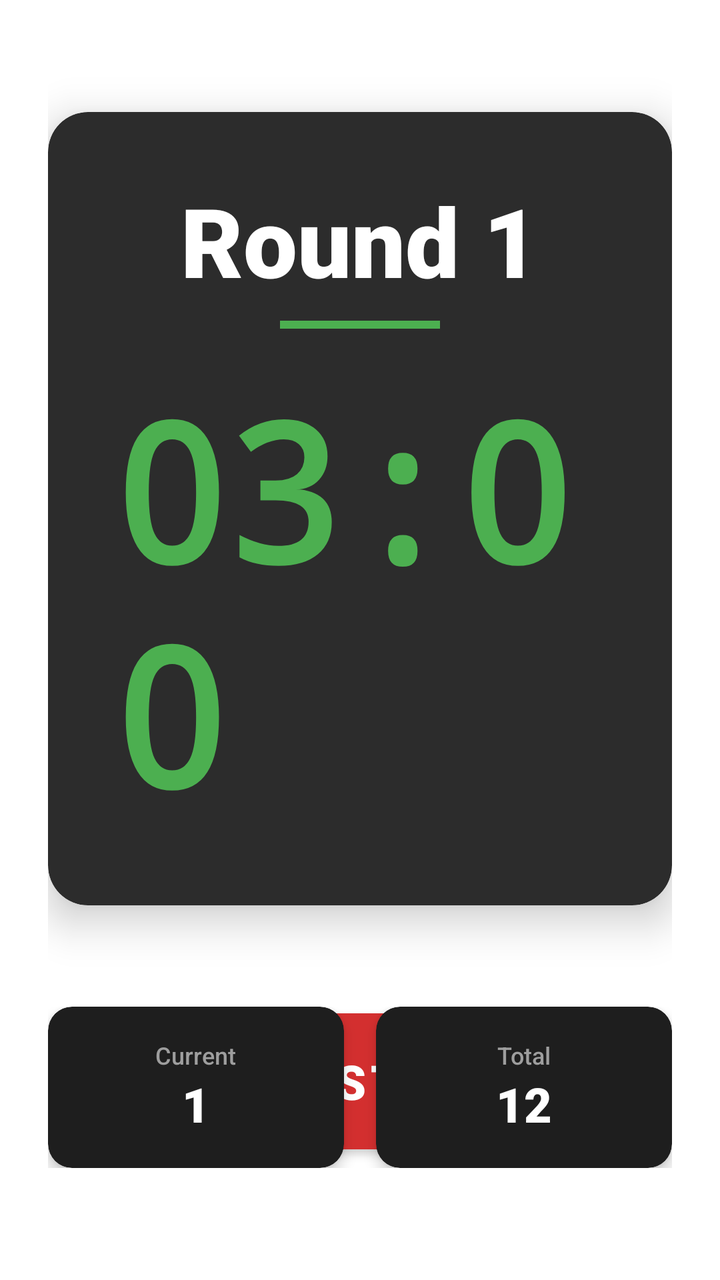
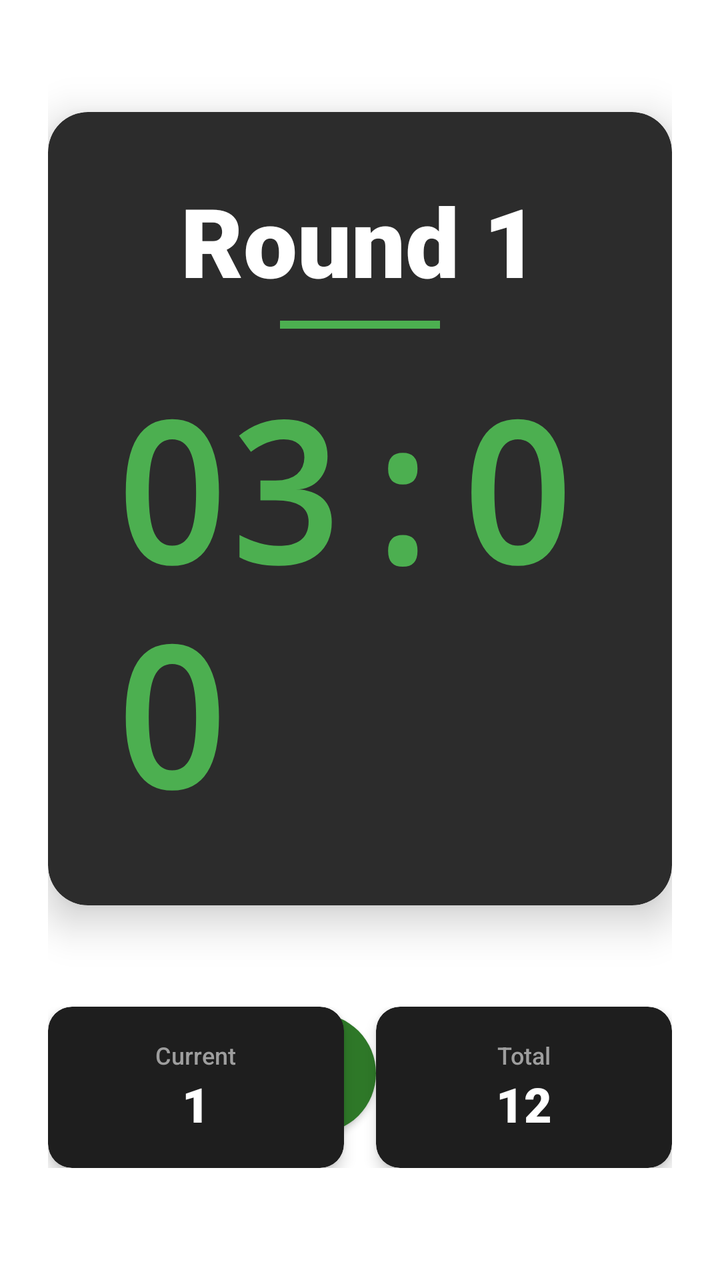

Before-and-after screenshots of an Android layout around one commit, followed by the original layout XML and the change that was made.
<!-- AndroidManifest.xml: application theme Theme.SparTime -->
<!-- res/layout/fragment_second.xml -->
<?xml version="1.0" encoding="utf-8"?>
<androidx.constraintlayout.widget.ConstraintLayout xmlns:android="http://schemas.android.com/apk/res/android"
    xmlns:app="http://schemas.android.com/apk/res-auto"
    android:id="@+id/fragment_second"
    android:layout_width="match_parent"
    android:layout_height="match_parent"
    android:padding="24dp">

    <com.google.android.material.card.MaterialCardView
        android:id="@+id/round_info_card"
        android:layout_width="match_parent"
        android:layout_height="wrap_content"
        android:layout_marginTop="32dp"
        app:cardBackgroundColor="@color/surface"
        app:cardCornerRadius="20dp"
        app:cardElevation="12dp"
        app:layout_constraintEnd_toEndOf="parent"
        app:layout_constraintStart_toStartOf="parent"
        app:layout_constraintTop_toTopOf="parent">

        <LinearLayout
            android:layout_width="match_parent"
            android:layout_height="wrap_content"
            android:gravity="center"
            android:orientation="vertical"
            android:padding="32dp">

            <TextView
                android:id="@+id/roundNum"
                android:layout_width="wrap_content"
                android:layout_height="wrap_content"
                android:fontFamily="sans-serif-black"
                android:text="Round 1"
                android:textColor="@color/white"
                android:textSize="48sp" />

            <View
                android:layout_width="80dp"
                android:layout_height="4dp"
                android:layout_marginTop="8dp"
                android:layout_marginBottom="16dp"
                android:background="@color/timer_active" />

            <TextView
                android:id="@+id/timeCounter"
                android:layout_width="wrap_content"
                android:layout_height="wrap_content"
                android:fontFamily="monospace"
                android:text="03:00"
                android:textColor="@color/timer_active"
                android:textSize="96sp"
                android:textStyle="bold" />

        </LinearLayout>
    </com.google.android.material.card.MaterialCardView>

    <LinearLayout
        android:layout_width="match_parent"
        android:layout_height="wrap_content"
        android:layout_marginTop="48dp"
        android:gravity="center"
        android:orientation="vertical"
        app:layout_constraintEnd_toEndOf="parent"
        app:layout_constraintStart_toStartOf="parent"
        app:layout_constraintTop_toBottomOf="@id/round_info_card">

        <com.google.android.material.button.MaterialButton
            android:id="@+id/roundFragmentBtn"
            android:layout_width="200dp"
            android:layout_height="80dp"
            android:fontFamily="sans-serif-black"
            android:text="STOP"
            android:textSize="24sp"
            app:backgroundTint="@color/accent_red"
            app:cornerRadius="40dp"
            app:icon="@android:drawable/ic_media_pause"
            app:iconGravity="textStart"
            app:iconPadding="12dp"
            app:iconSize="32dp" />

        <TextView
            android:layout_width="wrap_content"
            android:layout_height="wrap_content"
            android:layout_marginTop="24dp"
            android:alpha="0.8"
            android:fontFamily="sans-serif-medium"
            android:text="Tap to pause training"
            android:textColor="@color/white"
            android:textSize="16sp" />

    </LinearLayout>

    <LinearLayout
        android:layout_width="match_parent"
        android:layout_height="wrap_content"
        android:layout_marginBottom="32dp"
        android:gravity="center"
        android:orientation="horizontal"
        app:layout_constraintBottom_toBottomOf="parent"
        app:layout_constraintEnd_toEndOf="parent"
        app:layout_constraintStart_toStartOf="parent">

        <com.google.android.material.card.MaterialCardView
            android:layout_width="0dp"
            android:layout_height="wrap_content"
            android:layout_marginEnd="8dp"
            android:layout_weight="1"
            app:cardBackgroundColor="@color/background_secondary"
            app:cardCornerRadius="12dp"
            app:cardElevation="4dp">

            <LinearLayout
                android:layout_width="match_parent"
                android:layout_height="wrap_content"
                android:gravity="center"
                android:orientation="vertical"
                android:padding="16dp">

                <TextView
                    android:layout_width="wrap_content"
                    android:layout_height="wrap_content"
                    android:fontFamily="sans-serif-medium"
                    android:text="Current"
                    android:textColor="@color/gray_medium"
                    android:textSize="12sp" />

                <TextView
                    android:id="@+id/current_round_indicator"
                    android:layout_width="wrap_content"
                    android:layout_height="wrap_content"
                    android:fontFamily="sans-serif-black"
                    android:text="1"
                    android:textColor="@color/white"
                    android:textSize="24sp" />

            </LinearLayout>
        </com.google.android.material.card.MaterialCardView>

        <com.google.android.material.card.MaterialCardView
            android:layout_width="0dp"
            android:layout_height="wrap_content"
            android:layout_marginStart="8dp"
            android:layout_weight="1"
            app:cardBackgroundColor="@color/background_secondary"
            app:cardCornerRadius="12dp"
            app:cardElevation="4dp">

            <LinearLayout
                android:layout_width="match_parent"
                android:layout_height="wrap_content"
                android:gravity="center"
                android:orientation="vertical"
                android:padding="16dp">

                <TextView
                    android:layout_width="wrap_content"
                    android:layout_height="wrap_content"
                    android:fontFamily="sans-serif-medium"
                    android:text="Total"
                    android:textColor="@color/gray_medium"
                    android:textSize="12sp" />

                <TextView
                    android:id="@+id/total_rounds_indicator"
                    android:layout_width="wrap_content"
                    android:layout_height="wrap_content"
                    android:fontFamily="sans-serif-black"
                    android:text="12"
                    android:textColor="@color/white"
                    android:textSize="24sp" />

            </LinearLayout>
        </com.google.android.material.card.MaterialCardView>

    </LinearLayout>

</androidx.constraintlayout.widget.ConstraintLayout>
<!-- resources referenced by this layout -->
<resources>
  <color name="accent_red">#D32F2F</color>
  <color name="background_secondary">#1E1E1E</color>
  <color name="gray_medium">#9E9E9E</color>
  <color name="surface">#2C2C2C</color>
  <color name="timer_active">#4CAF50</color>
  <color name="white">#FFFFFFFF</color>
  <style name="Theme.SparTime" parent="Theme.MaterialComponents.DayNight.DarkActionBar">
          
          <item name="colorPrimary">#782E2E</item>
          <item name="colorPrimaryVariant">#782E2E</item>
          <item name="colorOnPrimary">@color/white</item>
          
          <item name="colorSecondary">@color/teal_200</item>
          <item name="colorSecondaryVariant">@color/teal_700</item>
          <item name="colorOnSecondary">@color/black</item>
          
          <item name="android:statusBarColor" tools:targetApi="l">?attr/colorPrimaryVariant</item>
          
      </style>
  <color name="teal_200">#FF03DAC5</color>
  <color name="teal_700">#FF018786</color>
  <color name="black">#FF000000</color>
</resources>

<!-- the commit's change to res/layout/fragment_second.xml (unified diff, before → after) -->
@@ -64,24 +64,45 @@
         app:layout_constraintStart_toStartOf="parent"
         app:layout_constraintTop_toBottomOf="@id/round_info_card">
 
-        <com.google.android.material.button.MaterialButton
-            android:id="@+id/roundFragmentBtn"
-            android:layout_width="200dp"
-            android:layout_height="80dp"
-            android:fontFamily="sans-serif-black"
-            android:text="STOP"
-            android:textSize="24sp"
-            app:backgroundTint="@color/accent_red"
-            app:cornerRadius="40dp"
-            app:icon="@android:drawable/ic_media_pause"
-            app:iconGravity="textStart"
-            app:iconPadding="12dp"
-            app:iconSize="32dp" />
+        <LinearLayout
+            android:layout_width="wrap_content"
+            android:layout_height="wrap_content"
+            android:gravity="center"
+            android:orientation="horizontal">
+
+            <com.google.android.material.button.MaterialButton
+                android:id="@+id/roundFragmentBtn"
+                android:layout_width="160dp"
+                android:layout_height="72dp"
+                android:layout_marginEnd="12dp"
+                android:fontFamily="sans-serif-black"
+                android:text="PAUSE"
+                android:textSize="20sp"
+                app:backgroundTint="@color/primary_green"
+                app:cornerRadius="36dp"
+                app:icon="@android:drawable/ic_media_pause"
+                app:iconGravity="textStart"
+                app:iconPadding="8dp"
+                app:iconSize="28dp" />
+
+            <com.google.android.material.button.MaterialButton
+                android:id="@+id/stopTrainingBtn"
+                android:layout_width="120dp"
+                android:layout_height="72dp"
+                android:layout_marginStart="12dp"
+                android:fontFamily="sans-serif-black"
+                android:text="STOP"
+                android:textSize="20sp"
+                app:backgroundTint="@color/accent_red"
+                app:cornerRadius="36dp" />
+
+        </LinearLayout>
 
         <TextView
+            android:id="@+id/pauseHintText"
             android:layout_width="wrap_content"
             android:layout_height="wrap_content"
-            android:layout_marginTop="24dp"
+            android:layout_marginTop="20dp"
             android:alpha="0.8"
             android:fontFamily="sans-serif-medium"
             android:text="Tap to pause training"
<!-- resource entries referenced after the edit -->
@@ -3,6 +3,7 @@
   <color name="accent_red">#D32F2F</color>
   <color name="background_secondary">#1E1E1E</color>
   <color name="gray_medium">#9E9E9E</color>
+  <color name="primary_green">#2E7828</color>
   <color name="surface">#2C2C2C</color>
   <color name="timer_active">#4CAF50</color>
   <color name="white">#FFFFFFFF</color>
